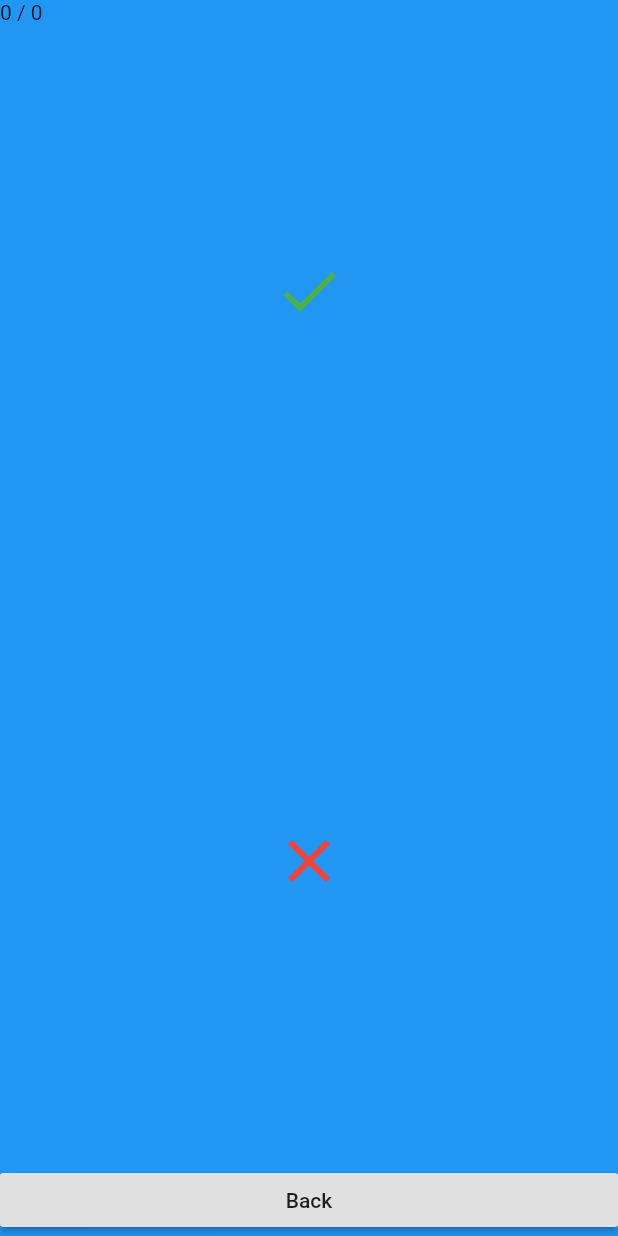
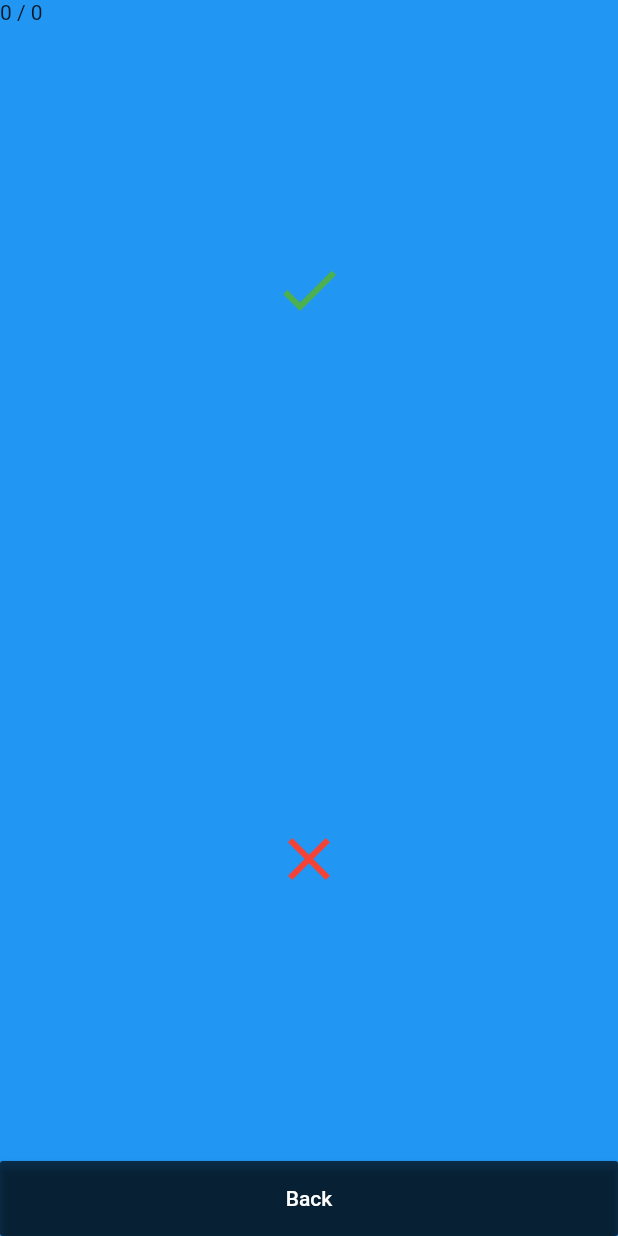
Before and after one commit to vintage/party_flutter, a Flutter app: the GameScoreScreen screen opened directly, on a phone screen of 412 x 824 dp. Run offline on Flutter 3.47's test engine with Material 2 defaults, Android fonts, the phone set to English and light mode, and no system bars; our stand-ins replace shared_preferences; accounts and stored records are empty; generated files the repository leaves out were written again.

Commit message:
Common BottomButton

```diff
--- /dev/null
+++ b/lib/components/bottom_button.dart
@@ -0,0 +1,24 @@
+import 'package:flutter/material.dart';
+
+class BottomButton extends StatelessWidget {
+  BottomButton({
+    Key key,
+    this.child,
+    this.onPressed,
+  }) : super(key: key);
+
+  final child;
+  final Function onPressed;
+
+  Widget build(BuildContext context) {
+    return SizedBox(
+      height: 50.0,
+      child: RaisedButton(
+        color: Colors.black.withOpacity(0.7),
+        textColor: Colors.white,
+        child: child,
+        onPressed: onPressed,
+      ),
+    );
+  }
+}
--- a/lib/screens/game_score.dart
+++ b/lib/screens/game_score.dart
@@ -4,6 +4,7 @@ import 'package:scoped_model/scoped_model.dart';
 
 import 'package:zgadula/models/question.dart';
 import 'package:zgadula/store/question.dart';
+import 'package:zgadula/components/bottom_button.dart';
 
 class GameScoreScreen extends StatelessWidget {
   List<Widget> buildQuestionsList(List<Question> questions) {
@@ -63,7 +64,7 @@ class GameScoreScreen extends StatelessWidget {
                     mainAxisAlignment: MainAxisAlignment.spaceAround,
                   ),
                 ),
-                RaisedButton(
+                BottomButton(
                   child: Text(AppLocalizations.of(context).summaryBack),
                   onPressed: () =>
                       Navigator.popUntil(context, ModalRoute.withName('/')),
```
Also changed, not shown: lib/screens/category_detail.dart (+8 -22 lines).
